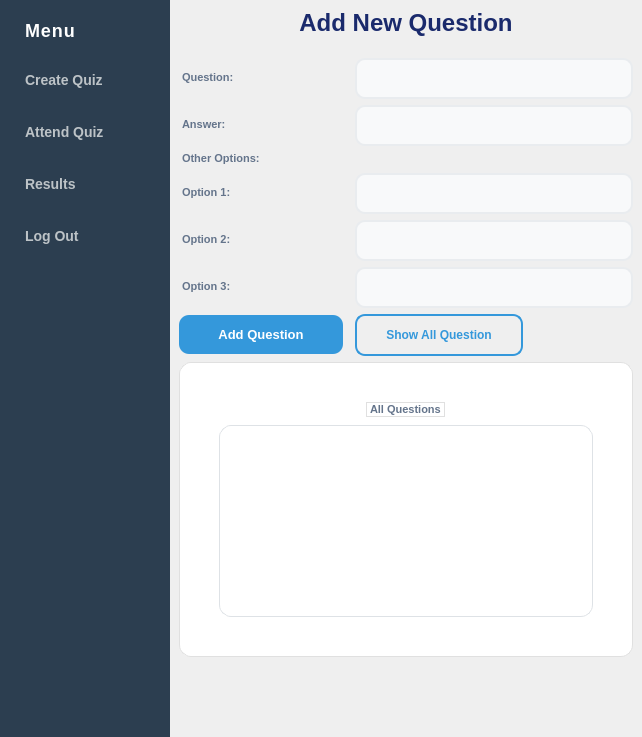
riyadbinaziz/SmartGrading, file main.ui: the form before one commit.
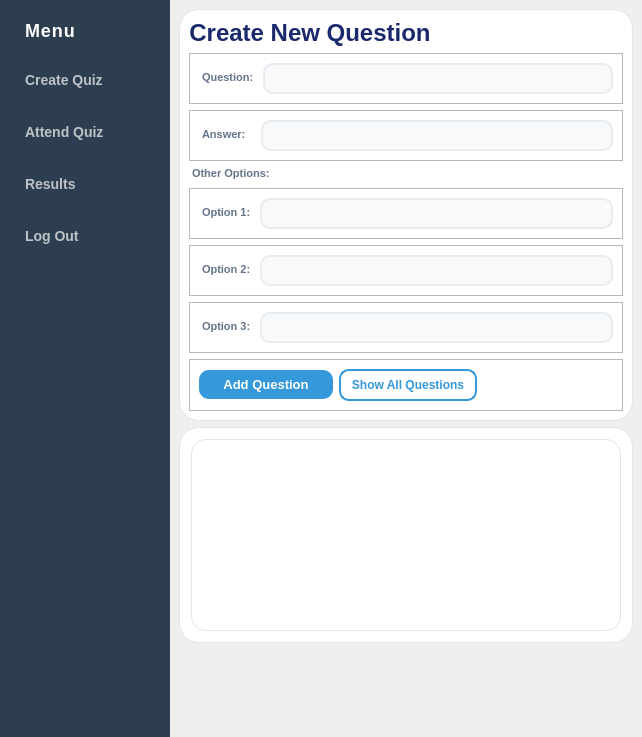
The form after the commit. The open tabs and pages were chosen to show the change.

What changed in the file:
```diff
--- a/main.ui
+++ b/main.ui
@@ -15,19 +15,7 @@
   </property>
   <widget class="QWidget" name="homeWidget">
    <property name="styleSheet">
-    <string notr="true">QLineEdit {
-    background-color: #ffffff;
-    border: 1px solid #dcdde1;
-    border-radius: 8px;
-    padding: 8px 12px;
-    font-size: 13px;
-    color: #2f3640;
-}
-
-QLineEdit:focus {
-    border: 2px solid #3498db; 
-    background-color: #f5faff;
-}</string>
+    <string notr="true"/>
    </property>
    <layout class="QVBoxLayout" name="verticalLayout">
     <property name="spacing">
@@ -954,10 +942,17 @@
     background-color: transparent; 
 }
 
+#add_new_qs_frame{
+	background-color: white;
+    border-radius: 20px;
+    padding: 0px;
+    border: 1px solid #e0e6ed;
+}
+
 #all_qs_frame {
     background-color: white;
     border-radius: 20px;
-    padding: 30px;
+    padding: 2px;
     border: 1px solid #e0e6ed;
 }
 
@@ -973,14 +968,22 @@
     color: #1a2a6c;
     font-size: 24px;
     font-weight: bold;
-    margin-bottom: 15px;
+    margin-bottom: 0px;
+}
+
+#all_qs_label{
+    color: #1a2a6c;
+    font-size: 16px;
+    font-weight: bold;
+    margin-bottom: 10px;
+
 }
 
 QLineEdit {
     background-color: #f8f9fa;
     border: 2px solid #e9ecef;
     border-radius: 10px;
-    padding: 10px;
+    padding: 5px;
     font-size: 13px;
     color: #2c3e50;
 }
@@ -995,8 +998,8 @@
     color: white;
     font-weight: bold;
     border-radius: 10px;
-    padding: 12px;
-    min-width: 140px;
+    padding: 7px;
+    min-width: 120px;
 }
 
 QPushButton:hover {
@@ -1014,100 +1017,260 @@
 }</string>
            </property>
            <layout class="QGridLayout" name="gridLayout_3">
-            <item row="3" column="0">
-             <widget class="QLabel" name="createquiz_other_option_label">
-              <property name="font">
-               <font>
-                <pointsize>-1</pointsize>
-                <bold>true</bold>
-               </font>
+            <item row="0" column="0">
+             <widget class="QFrame" name="add_new_qs_frame">
+              <property name="sizePolicy">
+               <sizepolicy hsizetype="Preferred" vsizetype="Expanding">
+                <horstretch>0</horstretch>
+                <verstretch>0</verstretch>
+               </sizepolicy>
               </property>
-              <property name="text">
-               <string>Other Options:</string>
+              <property name="frameShape">
+               <enum>QFrame::Shape::StyledPanel</enum>
               </property>
-             </widget>
-            </item>
-            <item row="4" column="2">
-             <widget class="QLineEdit" name="createquiz_opt1_lineedit"/>
-            </item>
-            <item row="6" column="2">
-             <widget class="QLineEdit" name="createquiz_opt3_lineedit"/>
-            </item>
-            <item row="2" column="2">
-             <widget class="QLineEdit" name="createquiz_ans_lineedit"/>
-            </item>
-            <item row="4" column="0">
-             <widget class="QLabel" name="createquiz_opt1_label">
-              <property name="font">
-               <font>
-                <pointsize>-1</pointsize>
-                <bold>true</bold>
-               </font>
+              <property name="frameShadow">
+               <enum>QFrame::Shadow::Raised</enum>
               </property>
-              <property name="text">
-               <string>Option 1:</string>
-              </property>
+              <layout class="QVBoxLayout" name="verticalLayout_4">
+               <item alignment="Qt::AlignmentFlag::AlignLeft">
+                <widget class="QLabel" name="add_new_qs_label">
+                 <property name="font">
+                  <font>
+                   <pointsize>-1</pointsize>
+                   <bold>true</bold>
+                  </font>
+                 </property>
+                 <property name="text">
+                  <string>Create New Question</string>
+                 </property>
+                 <property name="alignment">
+                  <set>Qt::AlignmentFlag::AlignCenter</set>
+                 </property>
+                </widget>
+               </item>
+               <item>
+                <widget class="QFrame" name="question_frame">
+                 <property name="frameShape">
+                  <enum>QFrame::Shape::StyledPanel</enum>
+                 </property>
+                 <property name="frameShadow">
+                  <enum>QFrame::Shadow::Raised</enum>
+                 </property>
+                 <layout class="QHBoxLayout" name="horizontalLayout_5">
+                  <item>
+                   <widget class="QLabel" name="createquiz_qs_label">
+                    <property name="font">
+                     <font>
+                      <pointsize>-1</pointsize>
+                      <bold>true</bold>
+                     </font>
+                    </property>
+                    <property name="text">
+                     <string>Question:</string>
+                    </property>
+                   </widget>
+                  </item>
+                  <item>
+                   <widget class="QLineEdit" name="createquiz_qs_lineedit"/>
+                  </item>
+                 </layout>
+                </widget>
+               </item>
+               <item>
+                <widget class="QFrame" name="answer_frame">
+                 <property name="frameShape">
+                  <enum>QFrame::Shape::StyledPanel</enum>
+                 </property>
+                 <property name="frameShadow">
+                  <enum>QFrame::Shadow::Raised</enum>
+                 </property>
+                 <layout class="QHBoxLayout" name="horizontalLayout_8">
+                  <item>
+                   <widget class="QLabel" name="createquiz_ans_label">
+                    <property name="font">
+                     <font>
+                      <pointsize>-1</pointsize>
+                      <bold>true</bold>
+                     </font>
+                    </property>
+                    <property name="text">
+                     <string>Answer:  </string>
+                    </property>
+                   </widget>
+                  </item>
+                  <item>
+                   <widget class="QLineEdit" name="createquiz_ans_lineedit"/>
+                  </item>
+                 </layout>
+                </widget>
+               </item>
+               <item>
+                <widget class="QLabel" name="createquiz_other_option_label">
+                 <property name="font">
+                  <font>
+                   <pointsize>-1</pointsize>
+                   <bold>true</bold>
+                  </font>
+                 </property>
+                 <property name="text">
+                  <string>Other Options:</string>
+                 </property>
+                </widget>
+               </item>
+               <item>
+                <widget class="QFrame" name="opt1_frame">
+                 <property name="frameShape">
+                  <enum>QFrame::Shape::StyledPanel</enum>
+                 </property>
+                 <property name="frameShadow">
+                  <enum>QFrame::Shadow::Raised</enum>
+                 </property>
+                 <layout class="QHBoxLayout" name="horizontalLayout_7">
+                  <item>
+                   <widget class="QLabel" name="createquiz_opt1_label">
+                    <property name="font">
+                     <font>
+                      <pointsize>-1</pointsize>
+                      <bold>true</bold>
+                     </font>
+                    </property>
+                    <property name="text">
+                     <string>Option 1:</string>
+                    </property>
+                   </widget>
+                  </item>
+                  <item>
+                   <widget class="QLineEdit" name="createquiz_opt1_lineedit"/>
+                  </item>
+                 </layout>
+                </widget>
+               </item>
+               <item>
+                <widget class="QFrame" name="opt2_frame">
+                 <property name="frameShape">
+                  <enum>QFrame::Shape::StyledPanel</enum>
+                 </property>
+                 <property name="frameShadow">
+                  <enum>QFrame::Shadow::Raised</enum>
+                 </property>
+                 <layout class="QHBoxLayout" name="horizontalLayout_6">
+                  <item>
+                   <widget class="QLabel" name="createquiz_opt2_label">
+                    <property name="font">
+                     <font>
+                      <pointsize>-1</pointsize>
+                      <bold>true</bold>
+                     </font>
+                    </property>
+                    <property name="text">
+                     <string>Option 2:</string>
+                    </property>
+                   </widget>
+                  </item>
+                  <item>
+                   <widget class="QLineEdit" name="createquiz_opt2_lineedit"/>
+                  </item>
+                 </layout>
+                </widget>
+               </item>
+               <item>
+                <widget class="QFrame" name="opt3_frame">
+                 <property name="frameShape">
+                  <enum>QFrame::Shape::StyledPanel</enum>
+                 </property>
+                 <property name="frameShadow">
+                  <enum>QFrame::Shadow::Raised</enum>
+                 </property>
+                 <layout class="QHBoxLayout" name="horizontalLayout_4">
+                  <item>
+                   <widget class="QLabel" name="createquiz_opt3_label">
+                    <property name="font">
+                     <font>
+                      <pointsize>-1</pointsize>
+                      <bold>true</bold>
+                     </font>
+                    </property>
+                    <property name="text">
+                     <string>Option 3:</string>
+                    </property>
+                   </widget>
+                  </item>
+                  <item>
+                   <widget class="QLineEdit" name="createquiz_opt3_lineedit"/>
+                  </item>
+                 </layout>
+                </widget>
+               </item>
+               <item>
+                <widget class="QFrame" name="btn_frame">
+                 <property name="frameShape">
+                  <enum>QFrame::Shape::StyledPanel</enum>
+                 </property>
+                 <property name="frameShadow">
+                  <enum>QFrame::Shadow::Raised</enum>
+                 </property>
+                 <layout class="QGridLayout" name="gridLayout_9">
+                  <item row="0" column="1">
+                   <widget class="QPushButton" name="createquiz_add_qs_btn">
+                    <property name="maximumSize">
+                     <size>
+                      <width>170</width>
+                      <height>16777215</height>
+                     </size>
+                    </property>
+                    <property name="font">
+                     <font>
+                      <pointsize>10</pointsize>
+                      <bold>true</bold>
+                     </font>
+                    </property>
+                    <property name="text">
+                     <string>Add Question</string>
+                    </property>
+                   </widget>
+                  </item>
+                  <item row="0" column="2">
+                   <widget class="QPushButton" name="show_all_qs_btn">
+                    <property name="maximumSize">
+                     <size>
+                      <width>130</width>
+                      <height>16777215</height>
+                     </size>
+                    </property>
+                    <property name="text">
+                     <string>Show All Questions</string>
+                    </property>
+                   </widget>
+                  </item>
+                  <item row="0" column="3">
+                   <spacer name="btn_horizontalSpacer">
+                    <property name="orientation">
+                     <enum>Qt::Orientation::Horizontal</enum>
+                    </property>
+                    <property name="sizeHint" stdset="0">
+                     <size>
+                      <width>40</width>
+                      <height>20</height>
+                     </size>
+                    </property>
+                   </spacer>
+                  </item>
+                 </layout>
+                </widget>
+               </item>
+              </layout>
              </widget>
             </item>
             <item row="1" column="0">
-             <widget class="QLabel" name="createquiz_qs_label">
-              <property name="font">
-               <font>
-                <pointsize>-1</pointsize>
-                <bold>true</bold>
-               </font>
-              </property>
-              <property name="text">
-               <string>Question:</string>
-              </property>
-             </widget>
-            </item>
-            <item row="6" column="0">
-             <widget class="QLabel" name="createquiz_opt3_label">
-              <property name="font">
-               <font>
-                <pointsize>-1</pointsize>
-                <bold>true</bold>
-               </font>
-              </property>
-              <property name="text">
-               <string>Option 3:</string>
-              </property>
-             </widget>
-            </item>
-            <item row="5" column="2">
-             <widget class="QLineEdit" name="createquiz_opt2_lineedit"/>
-            </item>
-            <item row="0" column="0" colspan="3">
-             <widget class="QLabel" name="add_new_qs_label">
-              <property name="font">
-               <font>
-                <pointsize>-1</pointsize>
-                <bold>true</bold>
-               </font>
-              </property>
-              <property name="text">
-               <string>Add New Question</string>
-              </property>
-              <property name="alignment">
-               <set>Qt::AlignmentFlag::AlignCenter</set>
-              </property>
-             </widget>
-            </item>
-            <item row="8" column="0" colspan="3">
              <widget class="QFrame" name="all_qs_frame">
+              <property name="sizePolicy">
+               <sizepolicy hsizetype="Preferred" vsizetype="Expanding">
+                <horstretch>0</horstretch>
+                <verstretch>0</verstretch>
+               </sizepolicy>
+              </property>
               <property name="styleSheet">
-               <string notr="true">QFrame {
-    background-color: #ffffff;
-    border: 1px solid #e0e0e0;
-    border-radius: 12px;
-}
-
-QLabel#show_result_label {
-    color: #2c3e50;
-    font-size: 24px;
-    font-weight: bold;
-}</string>
+               <string notr="true"/>
               </property>
               <property name="frameShape">
                <enum>QFrame::Shape::StyledPanel</enum>
@@ -1116,113 +1279,55 @@
                <enum>QFrame::Shadow::Raised</enum>
               </property>
               <layout class="QGridLayout" name="gridLayout_7">
-               <item row="0" column="0" alignment="Qt::AlignmentFlag::AlignHCenter">
-                <widget class="QLabel" name="all_qs_label">
-                 <property name="font">
-                  <font>
-                   <pointsize>-1</pointsize>
-                   <bold>true</bold>
-                  </font>
-                 </property>
-                 <property name="text">
-                  <string>All Questions</string>
-                 </property>
-                </widget>
-               </item>
-               <item row="1" column="0">
+               <item row="0" column="0">
                 <widget class="QTableView" name="all_qs_tableview">
                  <property name="styleSheet">
                   <string notr="true">QTableView {
+    border: 1px solid #e0e6ed;
+    gridline-color: #f3f4f6;
+    border-radius: 15px;
     background-color: white;
+    selection-background-color: #ebf5fb; 
+    selection-color: #2980b9;
     alternate-background-color: #f8f9fa; 
-    selection-background-color: #d1ecf1;
-    selection-color: #0c5460;
-    gridline-color: #dee2e6;
-    border: 1px solid #dee2e6;
+}
+
+QHeaderView::vertical {
+    width: 0px;
 }
 
 QHeaderView::section {
-    background-color: #f1f1f1;
-    padding: 6px;
-    border: 1px solid #dee2e6;
+    background-color: #f8f9fa;
+    color: #34495e;
+    padding: 5px;
     font-weight: bold;
+    border: none;
+    border-bottom: 2px solid #3498db;
 }</string>
                  </property>
+                 <attribute name="horizontalHeaderCascadingSectionResizes">
+                  <bool>true</bool>
+                 </attribute>
+                 <attribute name="horizontalHeaderShowSortIndicator" stdset="0">
+                  <bool>false</bool>
+                 </attribute>
+                 <attribute name="verticalHeaderCascadingSectionResizes">
+                  <bool>true</bool>
+                 </attribute>
                 </widget>
                </item>
               </layout>
              </widget>
             </item>
             <item row="2" column="0">
-             <widget class="QLabel" name="createquiz_ans_label">
-              <property name="font">
-               <font>
-                <pointsize>-1</pointsize>
-                <bold>true</bold>
-               </font>
-              </property>
-              <property name="text">
-               <string>Answer:</string>
-              </property>
-             </widget>
-            </item>
-            <item row="5" column="0">
-             <widget class="QLabel" name="createquiz_opt2_label">
-              <property name="font">
-               <font>
-                <pointsize>-1</pointsize>
-                <bold>true</bold>
-               </font>
-              </property>
-              <property name="text">
-               <string>Option 2:</string>
-              </property>
-             </widget>
-            </item>
-            <item row="7" column="2">
-             <widget class="QPushButton" name="show_all_qs_btn">
-              <property name="maximumSize">
-               <size>
-                <width>130</width>
-                <height>16777215</height>
-               </size>
-              </property>
-              <property name="text">
-               <string>Show All Question</string>
-              </property>
-             </widget>
-            </item>
-            <item row="7" column="0">
-             <widget class="QPushButton" name="createquiz_add_qs_btn">
-              <property name="maximumSize">
-               <size>
-                <width>170</width>
-                <height>16777215</height>
-               </size>
-              </property>
-              <property name="font">
-               <font>
-                <pointsize>10</pointsize>
-                <bold>true</bold>
-               </font>
-              </property>
-              <property name="text">
-               <string>Add Question</string>
-              </property>
-             </widget>
-            </item>
-            <item row="1" column="2">
-             <widget class="QLineEdit" name="createquiz_qs_lineedit"/>
-            </item>
-            <item row="9" column="0" colspan="3">
-             <spacer name="createquiz_verticalspacer">
+             <spacer name="verticalSpacer">
               <property name="orientation">
                <enum>Qt::Orientation::Vertical</enum>
               </property>
               <property name="sizeHint" stdset="0">
                <size>
                 <width>20</width>
-                <height>40</height>
+                <height>5</height>
                </size>
               </property>
              </spacer>
```
Left out of the diff: 11 changed lines with no effect on the pictures.
